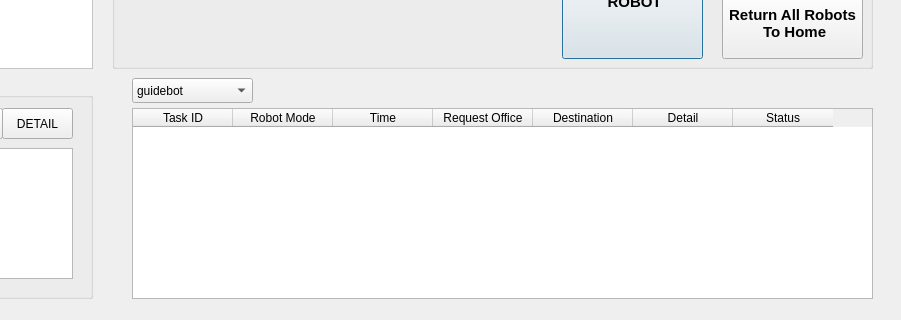
The window that src/rio_ui/rio_ui/ui/admin_service.ui (addinedu-ros-4th/ros-repo-1) describes before a commit, drawn with Qt 5; both pictures show x 448 to 1349 and y 452 to 772 of the 1349 by 772 pixel window.
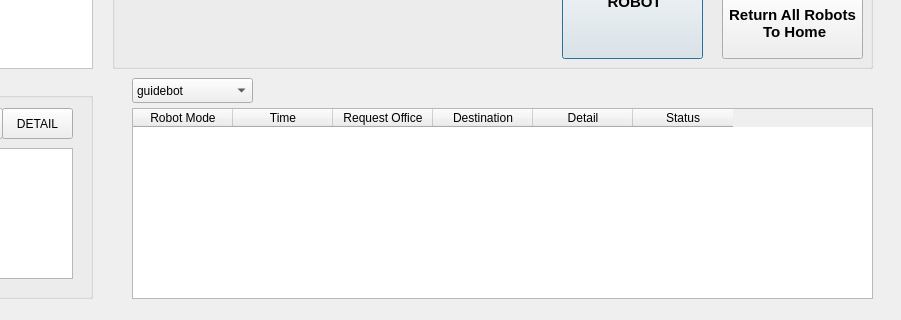
The same window after the commit.

What changed in the file:
```diff
--- a/src/rio_ui/rio_ui/ui/admin_service.ui
+++ b/src/rio_ui/rio_ui/ui/admin_service.ui
@@ -1395,11 +1395,6 @@
      <height>191</height>
     </rect>
    </property>
-   <column>
-    <property name="text">
-     <string>Task ID</string>
-    </property>
-   </column>
    <column>
     <property name="text">
      <string>Robot Mode</string>
```
